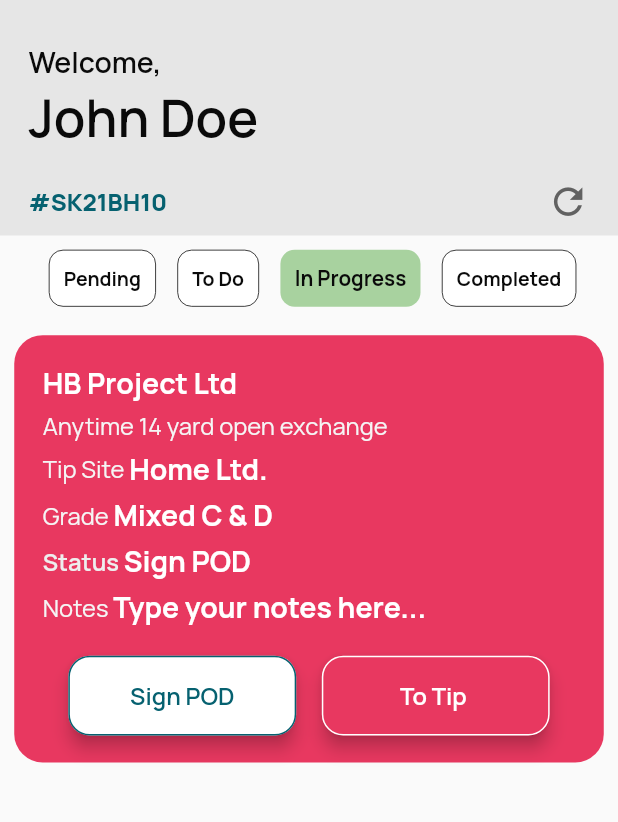
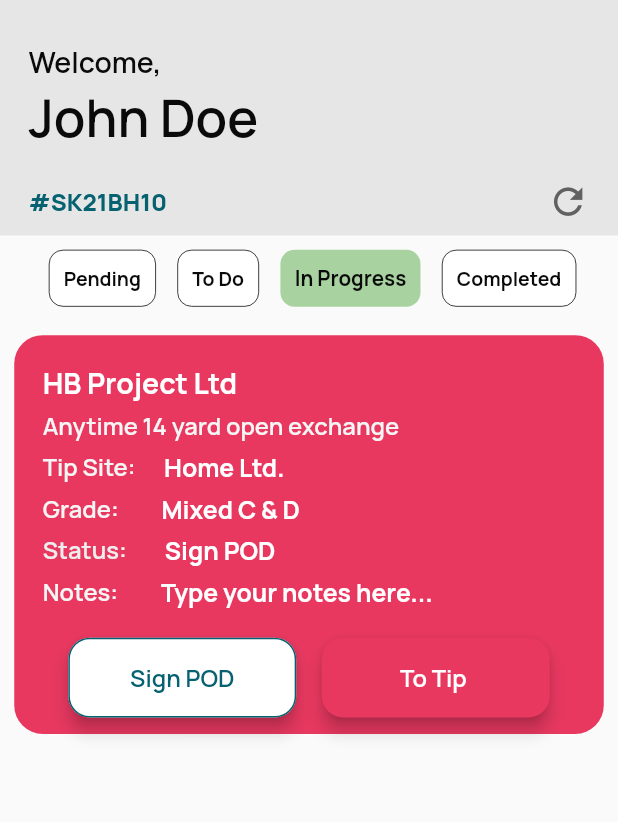
Before and after one commit to Arham21st/fourways, a Flutter app: the JobsDetails screen opened by its route, after a tap on "To Do", after a tap on "In Progress", on a phone screen of 412 x 824 dp, the part 92-914 px from its top. Run offline on Flutter 3.47's test engine with Material 2 defaults, Android fonts, the phone set to English and light mode, and no system bars; our stand-ins replace dropdown_button2, get, image_picker, line_icons; project files that could hold a hidden picture were left out.

Commit message:
alpha version needs final changes

```diff
--- a/lib/routes/routes_helper.dart
+++ b/lib/routes/routes_helper.dart
@@ -1,10 +1,13 @@
 
 
 
+import 'package:fourways/screens/jobs/clocking.dart';
 import 'package:fourways/screens/jobs/jobs.dart';
+import 'package:fourways/screens/jobs/sign_pod.dart';
 import 'package:fourways/screens/login_page.dart';
 import 'package:fourways/screens/main_page.dart';
 import 'package:fourways/screens/vehicle_info/select_vehicle.dart';
+import 'package:fourways/screens/vehicle_info/vehicle_check.dart';
 import 'package:fourways/screens/vehicle_info/vehicle_details.dart';
 import 'package:get/get.dart';
 
@@ -18,9 +21,9 @@ class RoutesHelper {
   static const String details = '/vehicle-details';
   static const String mainPage = '/dashboard';
   static const String jobs = '/jobs';
-  static const String boardinPass = '/boarding-passt';
-  // static const String popularItems = '/popular-Items';
-  // static const String recommendedItems = '/recommended-Items';
+  static const String signPOD = '/sign-POD';
+  static const String clocking = '/clocking';
+  static const String vehicleCheck = '/vehicle-check';
   // static const String cartPage = '/cart-page';
 
   static String getSplash() => splash;
@@ -29,7 +32,9 @@ class RoutesHelper {
   static String getVehicleDetails() => details;
   static String getMainPage() => mainPage;
   static String getJobs() => jobs;
-  static String getBoardingPass() => boardinPass;
+  static String getSignPOD() => signPOD;
+  static String getClocking() => clocking;
+  static String getVehicleCheck() => vehicleCheck;
   // static String getPopularProducts(int pageId, String page) => "$popularItems?pageId=$pageId&page=$page";
   // static String getRecommendedProducts(int pageId, String page) =>'$recommendedItems?pageId=$pageId&page=$page';
   // static String getCartPage() => '$cartPage';
@@ -39,28 +44,47 @@ class RoutesHelper {
       return const SplashScreen();
 
     }),
+
     GetPage(name: initial, page: () {
       return const SelectVehicle();
 
     },
     transition: Transition.fadeIn),
+
     GetPage(name: login, page: () {
       return const LoginPage();
     },
     transition: Transition.fadeIn),
+
      GetPage(name: details, page: () {
        return const VehicleDetails();
      },
      transition: Transition.fadeIn),
+
      GetPage(name: mainPage, page: () {
        return const MainPage();
      },
      transition: Transition.fadeIn),
+
      GetPage(name: jobs, page: () {
        return const JobsDetails();
      },
      transition: Transition.fadeIn),
-    // GetPage(name: boardinPass, page: () => const BoardingPass()),
+
+     GetPage(name: signPOD, page: () {
+       return const SignPOD();
+     },
+     transition: Transition.fadeIn),
+
+     GetPage(name: clocking, page: () {
+       return const Clocking();
+     },
+     transition: Transition.fadeIn),
+
+     GetPage(name: vehicleCheck, page: () {
+       return const VehicleCheck();
+     },
+     transition: Transition.fadeIn),
 
     // GetPage(
     //   name: popularItems, page: () {
--- a/lib/screens/home_header.dart
+++ b/lib/screens/home_header.dart
@@ -7,11 +7,12 @@ import 'package:line_icons/line_icons.dart';
 import 'package:get/get.dart';
 class HomeHeader extends StatelessWidget {
 
-  dynamic data;
-  bool? jobText;
+  dynamic backwaardRoute;
+  bool? isText;
   bool? refreshIcon;
+  String? text;
 
-  HomeHeader({super.key, this.data,this.jobText=false,this.refreshIcon=false});
+  HomeHeader({super.key, this.backwaardRoute,this.isText=false,this.refreshIcon=false,this.text="Jobs"});
 
   @override
   Widget build(BuildContext context) {
@@ -30,12 +31,12 @@ class HomeHeader extends StatelessWidget {
                     children: [
                       InkWell(
                         onTap: () {
-                          Get.toNamed(data);
+                          Get.toNamed(backwaardRoute);
                         },
                         child: Image(image: AssetImage("assets/images/Slide Up.png"))
                         ),
-                        if(jobText==true)
-                        HeadingText(text: "Jobs",size: Dimensions.font20,fontWeight: FontWeight.bold,)
+                        if(isText==true)
+                        HeadingText(text: text.toString(),size: Dimensions.font20,fontWeight: FontWeight.bold,)
                     ],
                   ),
                   SizedBox(height: Dimensions.height30,),
--- a/lib/screens/jobs/Pending_jobs.dart
+++ b/lib/screens/jobs/Pending_jobs.dart
@@ -15,7 +15,7 @@ class PendingJobs extends StatelessWidget {
       return Padding(padding: EdgeInsets.all(Dimensions.height10),
       child: Container(
         width: double.maxFinite,
-        height: Dimensions.height20*15,
+        height: Dimensions.height20*14,
         decoration: BoxDecoration(
           color: AppColors.activeTile,
           borderRadius: BorderRadius.circular(Dimensions.height20)
@@ -28,35 +28,44 @@ class PendingJobs extends StatelessWidget {
               SizedBox(height: Dimensions.height20,),
               HeadingText(text: "HB Project Ltd",color: Colors.white,size: Dimensions.font20,fontWeight: FontWeight.bold,),
               SizedBox(height: Dimensions.height5,),
-              HeadingText(text: "Anytime 14 yard open exchange",color: Colors.grey.shade100,size: Dimensions.font16,fontWeight: FontWeight.normal,),
+              HeadingText(text: "Anytime 14 yard open exchange",color: Colors.grey.shade100,size: Dimensions.font16,fontWeight: FontWeight.w600,),
               SizedBox(height: Dimensions.height5,),
               Row(
                 children: [
-                  HeadingText(text: "Tip Site ",color: Colors.grey.shade100,size: Dimensions.font16,fontWeight: FontWeight.normal,),
-                  HeadingText(text: "Home Ltd.",color: Colors.white,size: Dimensions.height20,fontWeight: FontWeight.bold,),
+                  HeadingText(text: "Tip Site:",color: Colors.grey.shade100,size: Dimensions.font16,fontWeight: FontWeight.w600,),
+                  Padding(
+                    padding: EdgeInsetsDirectional.fromSTEB(Dimensions.height20, 0, 0, 0),
+                    child: HeadingText(text: "Home Ltd.",color: Colors.white,size: Dimensions.height20/1.15,fontWeight: FontWeight.bold,),
+                  ),
                 ],
               ),
               SizedBox(height: Dimensions.height5,),
               Row(
                 children: [
-                  HeadingText(text: "Grade ",color: Colors.grey.shade100,size: Dimensions.font16,fontWeight: FontWeight.normal,),
-                  HeadingText(text: "Mixed C & D",color: Colors.white,size: Dimensions.height20,fontWeight: FontWeight.bold,),
+                  HeadingText(text: "Grade:   ",color: Colors.grey.shade100,size: Dimensions.font16,fontWeight: FontWeight.w600,),
+                Padding(
+                    padding: EdgeInsetsDirectional.fromSTEB(Dimensions.height20, 0, 0, 0),
+                    child: HeadingText(text: "Mixed C & D",color: Colors.white,size: Dimensions.height20/1.15,fontWeight: FontWeight.bold,),
+                  ),
                 ],
               ),
               SizedBox(height: Dimensions.height5,),
               Row(
                 children: [
-                  HeadingText(text: "Status ",color: Colors.grey.shade200,size: Dimensions.font16,fontWeight: FontWeight.w600,),
-                  HeadingText(text: "Pending",color: Colors.white,size: Dimensions.height20,fontWeight: FontWeight.bold,),
-                ],
+                  HeadingText(text: "Status:  ",color: Colors.grey.shade200,size: Dimensions.font16,fontWeight: FontWeight.w600,),
+                  Padding(
+                    padding: EdgeInsetsDirectional.fromSTEB(Dimensions.height20, 0, 0, 0),
+                    child: HeadingText(text: "Pending",color: Colors.white,size: Dimensions.height20/1.15,fontWeight: FontWeight.bold,),
+                  ),],
               ),
               SizedBox(height: Dimensions.height5,),
               Row(
                 children: [
-                  HeadingText(text: "Notes ",color: Colors.grey.shade100,size: Dimensions.font16,fontWeight: FontWeight.normal,),
-                  HeadingText(text: "Type your notes here...",color: Colors.white,size: Dimensions.height20,fontWeight: FontWeight.bold,),
-
-                ],
+                  HeadingText(text: "Notes:   ",color: Colors.grey.shade100,size: Dimensions.font16,fontWeight: FontWeight.w600,),
+                  Padding(
+                    padding: EdgeInsetsDirectional.fromSTEB(Dimensions.height20, 0, 0, 0),
+                    child: HeadingText(text: "Type your notes here...",color: Colors.white,size: Dimensions.height20/1.15,fontWeight: FontWeight.bold,),
+                  ),],
               ),
               SizedBox(height: Dimensions.height20,),
               Row(
--- a/lib/screens/jobs/in_progress_jobs.dart
+++ b/lib/screens/jobs/in_progress_jobs.dart
@@ -1,8 +1,10 @@
 import 'package:flutter/material.dart';
+import 'package:fourways/routes/routes_helper.dart';
 
 import '../../utils/Dimensions.dart';
 import '../../utils/app_colors.dart';
 import '../../utils/widgets/widgets.dart';
+import 'package:get/get.dart';
 
 class InProgessJobs extends StatefulWidget {
 
@@ -14,6 +16,7 @@ class InProgessJobs extends StatefulWidget {
 
 class _InProgessJobsState extends State<InProgessJobs> {
   bool signPOD = true;
+  bool markAsComplete = true;
 
   @override
   Widget build(BuildContext context) {
@@ -23,7 +26,7 @@ class _InProgessJobsState extends State<InProgessJobs> {
       return Padding(padding: EdgeInsets.all(Dimensions.height10),
       child: Container(
         width: double.maxFinite,
-        height: Dimensions.height20*15,
+        height: Dimensions.height20*14,
         decoration: BoxDecoration(
           color: AppColors.activeTile,
           borderRadius: BorderRadius.circular(Dimensions.height20)
@@ -36,44 +39,63 @@ class _InProgessJobsState extends State<InProgessJobs> {
               SizedBox(height: Dimensions.height20,),
               HeadingText(text: "HB Project Ltd",color: Colors.white,size: Dimensions.font20,fontWeight: FontWeight.bold,),
               SizedBox(height: Dimensions.height5,),
-              HeadingText(text: "Anytime 14 yard open exchange",color: Colors.grey.shade100,size: Dimensions.font16,fontWeight: FontWeight.normal,),
+              HeadingText(text: "Anytime 14 yard open exchange",color: Colors.grey.shade100,size: Dimensions.font16,fontWeight: FontWeight.w600,),
               SizedBox(height: Dimensions.height5,),
               Row(
                 children: [
-                  HeadingText(text: "Tip Site ",color: Colors.grey.shade100,size: Dimensions.font16,fontWeight: FontWeight.normal,),
-                  HeadingText(text: "Home Ltd.",color: Colors.white,size: Dimensions.height20,fontWeight: FontWeight.bold,),
+                  HeadingText(text: "Tip Site:",color: Colors.grey.shade100,size: Dimensions.font16,fontWeight: FontWeight.w600,),
+                  Padding(
+                    padding: EdgeInsetsDirectional.fromSTEB(Dimensions.height20, 0, 0, 0),
+                    child: HeadingText(text: "Home Ltd.",color: Colors.white,size: Dimensions.height20/1.15,fontWeight: FontWeight.bold,),
+                  ),
                 ],
               ),
               SizedBox(height: Dimensions.height5,),
               Row(
                 children: [
-                  HeadingText(text: "Grade ",color: Colors.grey.shade100,size: Dimensions.font16,fontWeight: FontWeight.normal,),
-                  HeadingText(text: "Mixed C & D",color: Colors.white,size: Dimensions.height20,fontWeight: FontWeight.bold,),
+                  HeadingText(text: "Grade:   ",color: Colors.grey.shade100,size: Dimensions.font16,fontWeight: FontWeight.w600,),
+                Padding(
+                    padding: EdgeInsetsDirectional.fromSTEB(Dimensions.height20, 0, 0, 0),
+                    child: HeadingText(text: "Mixed C & D",color: Colors.white,size: Dimensions.height20/1.15,fontWeight: FontWeight.bold,),
+                  ),
                 ],
               ),
               SizedBox(height: Dimensions.height5,),
               Row(
                 children: [
-                  HeadingText(text: "Status ",color: Colors.grey.shade200,size: Dimensions.font16,fontWeight: FontWeight.w600,),
-                  HeadingText(text: "Sign POD",color: Colors.white,size: Dimensions.height20,fontWeight: FontWeight.bold,),
-                ],
+                  HeadingText(text: "Status:  ",color: Colors.grey.shade200,size: Dimensions.font16,fontWeight: FontWeight.w600,),
+                  Padding(
+                    padding: EdgeInsetsDirectional.fromSTEB(Dimensions.height20, 0, 0, 0),
+                    child: HeadingText(text: "Sign POD",color: Colors.white,size: Dimensions.height20/1.15,fontWeight: FontWeight.bold,),
+                  ),],
               ),
               SizedBox(height: Dimensions.height5,),
               Row(
                 children: [
-                  HeadingText(text: "Notes ",color: Colors.grey.shade100,size: Dimensions.font16,fontWeight: FontWeight.normal,),
-                  HeadingText(text: "Type your notes here...",color: Colors.white,size: Dimensions.height20,fontWeight: FontWeight.bold,),
+                  HeadingText(text: "Notes:   ",color: Colors.grey.shade100,size: Dimensions.font16,fontWeight: FontWeight.w600,),
+                  Padding(
+                    padding: EdgeInsetsDirectional.fromSTEB(Dimensions.height20, 0, 0, 0),
+                    child: HeadingText(text: "Type your notes here...",color: Colors.white,size: Dimensions.height20/1.15,fontWeight: FontWeight.bold,),
+                  ),],
+              ),
 
-                ],
-              ),
               SizedBox(height: Dimensions.height20,),
               Row(
           mainAxisAlignment: MainAxisAlignment.spaceEvenly,
           children: [
-            ElevatedButton(onPressed: () {
+            ElevatedButton(
+
+              onPressed: () {
+
+
+
               setState(() {
                 signPOD=false;
-              });
+                markAsComplete=!markAsComplete;},
+              );
+
+             signPOD==false && markAsComplete==true?Get.toNamed(RoutesHelper.getSignPOD()):null;
+
 
             }, child: signPOD==true? HeadingText(text: "Sign POD",
             color: AppColors.mainColor,
--- a/lib/screens/jobs/jobs.dart
+++ b/lib/screens/jobs/jobs.dart
@@ -26,7 +26,7 @@ class _JobsDetailsState extends State<JobsDetails> {
         child: Column(
         children: [
           SizedBox(height: Dimensions.height10,),
-          HomeHeader(data: RoutesHelper.getMainPage(),jobText: true,refreshIcon: true,),
+          HomeHeader(backwaardRoute: RoutesHelper.getMainPage(),isText: true,refreshIcon: true,),
           SizedBox(height: Dimensions.height10,),
           Container(
               height: Dimensions.height20*2,
--- a/lib/screens/jobs/to_do_jobs.dart
+++ b/lib/screens/jobs/to_do_jobs.dart
@@ -15,7 +15,7 @@ class ToDoJobs extends StatelessWidget {
       return Padding(padding: EdgeInsets.all(Dimensions.height10),
       child: Container(
         width: double.maxFinite,
-        height: Dimensions.height20*15,
+        height: Dimensions.height20*14,
         decoration: BoxDecoration(
           color: AppColors.activeTile,
           borderRadius: BorderRadius.circular(Dimensions.height20)
@@ -28,40 +28,50 @@ class ToDoJobs extends StatelessWidget {
               SizedBox(height: Dimensions.height20,),
               HeadingText(text: "HB Project Ltd",color: Colors.white,size: Dimensions.font20,fontWeight: FontWeight.bold,),
               SizedBox(height: Dimensions.height5,),
-              HeadingText(text: "Anytime 14 yard open exchange",color: Colors.grey.shade100,size: Dimensions.font16,fontWeight: FontWeight.normal,),
+              HeadingText(text: "Anytime 14 yard open exchange",color: Colors.grey.shade100,size: Dimensions.font16,fontWeight: FontWeight.w600,),
               SizedBox(height: Dimensions.height5,),
               Row(
                 children: [
-                  HeadingText(text: "Tip Site ",color: Colors.grey.shade100,size: Dimensions.font16,fontWeight: FontWeight.normal,),
-                  HeadingText(text: "Home Ltd.",color: Colors.white,size: Dimensions.height20,fontWeight: FontWeight.bold,),
+                  HeadingText(text: "Tip Site:",color: Colors.grey.shade100,size: Dimensions.font16,fontWeight: FontWeight.w600,),
+                  Padding(
+                    padding: EdgeInsetsDirectional.fromSTEB(Dimensions.height20, 0, 0, 0),
+                    child: HeadingText(text: "Home Ltd.",color: Colors.white,size: Dimensions.height20/1.15,fontWeight: FontWeight.bold,),
+                  ),
                 ],
               ),
               SizedBox(height: Dimensions.height5,),
               Row(
                 children: [
-                  HeadingText(text: "Grade ",color: Colors.grey.shade100,size: Dimensions.font16,fontWeight: FontWeight.normal,),
-                  HeadingText(text: "Mixed C & D",color: Colors.white,size: Dimensions.height20,fontWeight: FontWeight.bold,),
+                  HeadingText(text: "Grade:   ",color: Colors.grey.shade100,size: Dimensions.font16,fontWeight: FontWeight.w600,),
+                Padding(
+                    padding: EdgeInsetsDirectional.fromSTEB(Dimensions.height20, 0, 0, 0),
+                    child: HeadingText(text: "Mixed C & D",color: Colors.white,size: Dimensions.height20/1.15,fontWeight: FontWeight.bold,),
+                  ),
                 ],
               ),
               SizedBox(height: Dimensions.height5,),
               Row(
                 children: [
-                  HeadingText(text: "Status ",color: Colors.grey.shade200,size: Dimensions.font16,fontWeight: FontWeight.w600,),
-                  HeadingText(text: "To Do",color: Colors.white,size: Dimensions.height20,fontWeight: FontWeight.bold,),
-                ],
+                  HeadingText(text: "Status:  ",color: Colors.grey.shade200,size: Dimensions.font16,fontWeight: FontWeight.w600,),
+                  Padding(
+                    padding: EdgeInsetsDirectional.fromSTEB(Dimensions.height20, 0, 0, 0),
+                    child: HeadingText(text: "To Do",color: Colors.white,size: Dimensions.height20/1.15,fontWeight: FontWeight.bold,),
+                  ),],
               ),
               SizedBox(height: Dimensions.height5,),
               Row(
                 children: [
-                  HeadingText(text: "Notes ",color: Colors.grey.shade100,size: Dimensions.font16,fontWeight: FontWeight.normal,),
-                  HeadingText(text: "Type your notes here...",color: Colors.white,size: Dimensions.height20,fontWeight: FontWeight.bold,),
+                  HeadingText(text: "Notes:   ",color: Colors.grey.shade100,size: Dimensions.font16,fontWeight: FontWeight.w600,),
+                  Padding(
+                    padding: EdgeInsetsDirectional.fromSTEB(Dimensions.height20, 0, 0, 0),
+                    child: HeadingText(text: "Type your notes here...",color: Colors.white,size: Dimensions.height20/1.15,fontWeight: FontWeight.bold,),
+                  ),],
+              ),
 
-                ],
-              ),
               SizedBox(height: Dimensions.height20,),
               ElevatedButton(onPressed: () {
 
-              }, child: HeadingText(text: "Move to In-Progress",size: Dimensions.font16,color: AppColors.mainColor,fontWeight: FontWeight.bold),style: whiteButton,)
+              },style: whiteButton, child: HeadingText(text: "Move to In-Progress",size: Dimensions.font16,color: AppColors.mainColor,fontWeight: FontWeight.bold),)
 
             ],
           ),
--- a/lib/screens/vehicle_info/select_vehicle.dart
+++ b/lib/screens/vehicle_info/select_vehicle.dart
@@ -85,7 +85,7 @@ class _SelectVehicleState extends State<SelectVehicle> {
       body: SafeArea(
         child: Column(
           children: [
-            HomeHeader(data: RoutesHelper.getLogin()),
+            HomeHeader(backwaardRoute: RoutesHelper.getLogin()),
             SizedBox(height: Dimensions.height30,),
             Row(
               children: [
@@ -134,12 +134,13 @@ class _SelectVehicleState extends State<SelectVehicle> {
                       setState(() {
                         selectedValue = value;
 
+
                       });
                     },
                     buttonStyleData: ButtonStyleData(
                       height: Dimensions.height20*2.5,
                       width: double.maxFinite,
-                      padding: const EdgeInsets.only(left: 14, right: 14),
+                      padding: EdgeInsets.only(left: Dimensions.height15, right: Dimensions.height15),
                       decoration: BoxDecoration(
                         borderRadius: BorderRadius.circular(14),
                         border: Border.all(
--- a/lib/screens/vehicle_info/vehicle_details.dart
+++ b/lib/screens/vehicle_info/vehicle_details.dart
@@ -27,7 +27,7 @@ class _VehicleDetailsState extends State<VehicleDetails> {
       body: SafeArea(
         child: Column(
           children: [
-            HomeHeader(data: RoutesHelper.getInitial(),),
+            HomeHeader(backwaardRoute: RoutesHelper.getInitial(),),
             SizedBox(height: Dimensions.height30,),
             Row(
               children: [
--- a/lib/utils/widgets/widgets.dart
+++ b/lib/utils/widgets/widgets.dart
@@ -1,6 +1,9 @@
+
+
 
 
 import 'package:flutter/material.dart';
+
 
 import '../Dimensions.dart';
 import '../app_colors.dart';
@@ -53,7 +56,7 @@ final ButtonStyle smallButton = ElevatedButton.styleFrom(
 
 
     shape: RoundedRectangleBorder(
-    side: BorderSide(color: Colors.white),
+    //side: BorderSide(color: Colors.white),
     borderRadius: BorderRadius.circular(Dimensions.height15),),
     foregroundColor: AppColors.activeTile,
     backgroundColor: AppColors.activeTile,
--- a/pubspec.yaml
+++ b/pubspec.yaml
@@ -38,6 +38,8 @@ dependencies:
   get: ^4.6.5
   line_icons: ^2.0.3
   dropdown_button2: ^2.3.4
+  image_picker: ^0.8.4+3
+
 
 dev_dependencies:
   flutter_test:
```
Also changed, not shown: lib/controllers/image_controller.dart (added, +14 -0 lines), lib/screens/jobs/clocking.dart (added, +102 -0 lines), lib/screens/jobs/completed_jobs.dart (+26 -14 lines), lib/screens/jobs/sign_pod.dart (added, +129 -0 lines), lib/screens/main_page.dart (+6 -1 lines), lib/screens/vehicle_info/vehicle_check.dart (added, +75 -0 lines), lib/utils/widgets/image_input.dart (added, +25 -0 lines), pubspec.lock, 5 other files.
